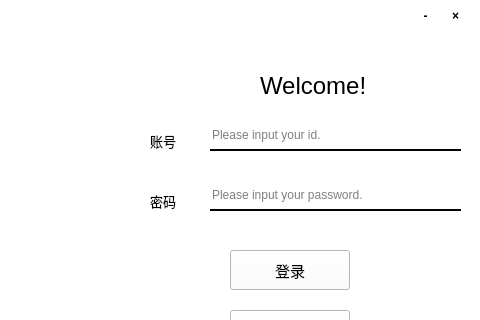
Qt form GUI/login.ui (HandlerNine/QtProject) before a commit; both pictures show x 370 to 850 and y 0 to 320 of the 850 by 420 pixel window.
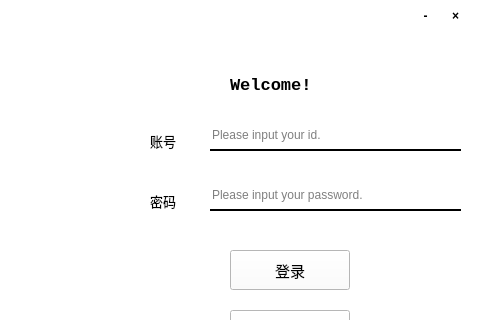
The same form after that commit.

```diff
--- a/GUI/login.ui
+++ b/GUI/login.ui
@@ -258,15 +258,18 @@
    <widget class="QLabel" name="Welcome">
     <property name="geometry">
      <rect>
-      <x>630</x>
+      <x>600</x>
       <y>70</y>
-      <width>121</width>
+      <width>150</width>
       <height>31</height>
      </rect>
     </property>
     <property name="font">
      <font>
-      <pointsize>18</pointsize>
+      <family>Courier New</family>
+      <pointsize>13</pointsize>
+      <weight>75</weight>
+      <bold>true</bold>
      </font>
     </property>
     <property name="text">
```
